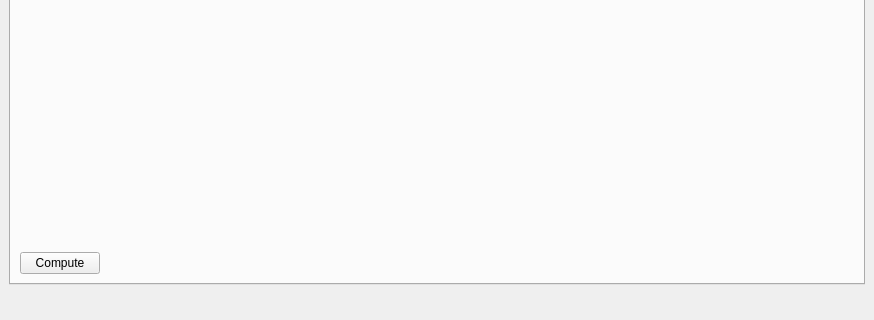
Universite-Gustave-Eiffel/Tempus, file src/hmi_qgis/ifsttarrouting.ui: the form before one commit; both pictures show x 0 to 874 and y 527 to 847 of the 874 by 847 pixel window.
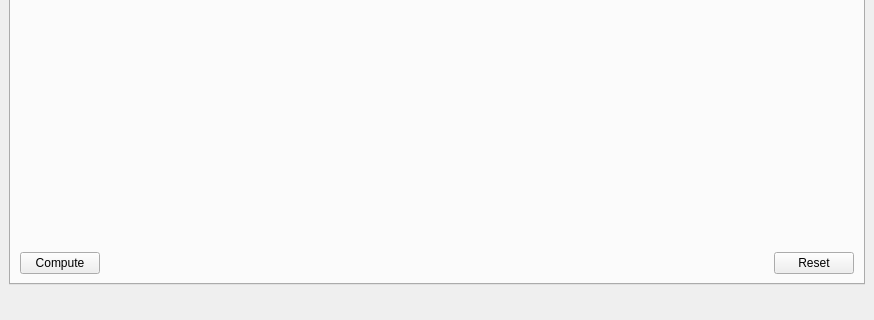
The form after the commit. The open tabs and pages were chosen to show the change. Icons and pictures are not drawn.

Commit message: Add a reset button

Patch:
```diff
--- a/src/hmi_qgis/ifsttarrouting.ui
+++ b/src/hmi_qgis/ifsttarrouting.ui
@@ -353,6 +353,8 @@
          </spacer>
         </item>
         <item>
+         <layout class="QHBoxLayout" name="horizontalLayout_9">
+          <item>
          <widget class="QPushButton" name="computeBtn">
           <property name="sizePolicy">
            <sizepolicy hsizetype="Fixed" vsizetype="Fixed">
@@ -364,6 +366,28 @@
            <string>Compute</string>
           </property>
          </widget>
+          </item>
+          <item>
+           <spacer name="horizontalSpacer_5">
+            <property name="orientation">
+             <enum>Qt::Horizontal</enum>
+            </property>
+            <property name="sizeHint" stdset="0">
+             <size>
+              <width>40</width>
+              <height>20</height>
+             </size>
+            </property>
+           </spacer>
+          </item>
+          <item>
+           <widget class="QPushButton" name="resetBtn">
+            <property name="text">
+             <string>Reset</string>
+            </property>
+           </widget>
+          </item>
+         </layout>
         </item>
        </layout>
       </widget>
```
Left out of the diff: 4 changed lines with no effect on the pictures. Lines whose indentation alone changed are shown as unchanged. The commit also changes 2 other files.
